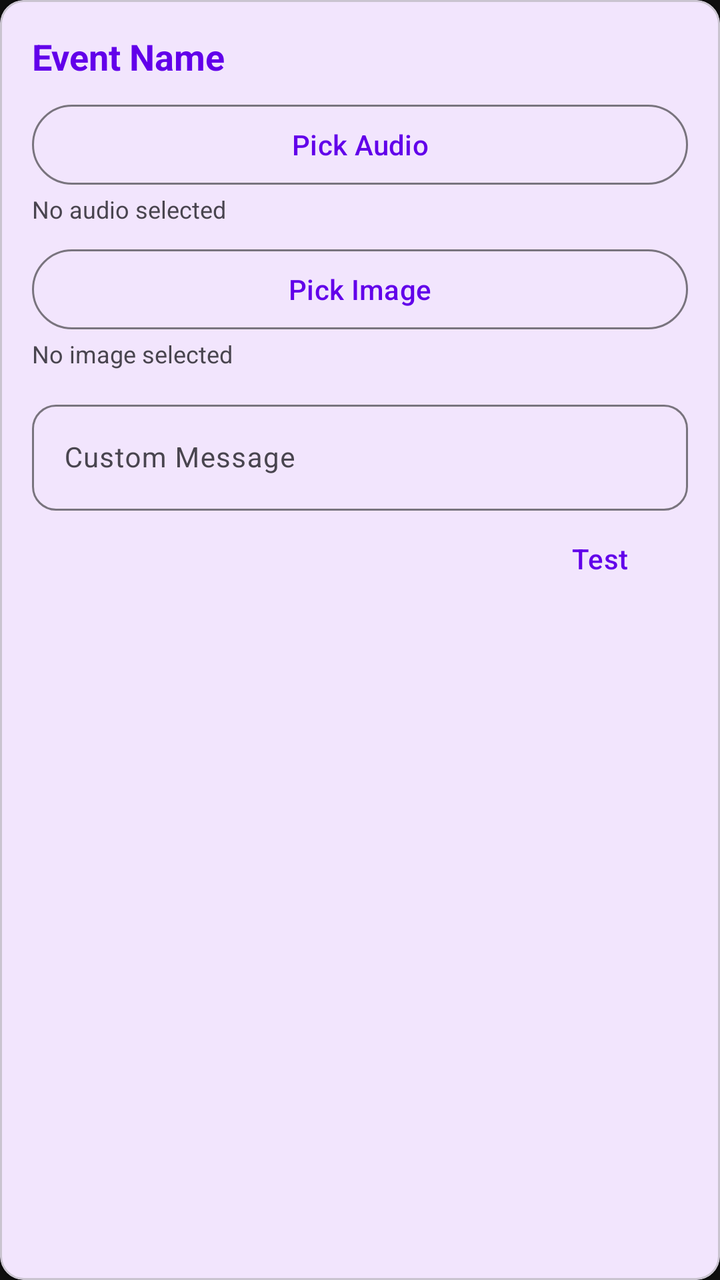
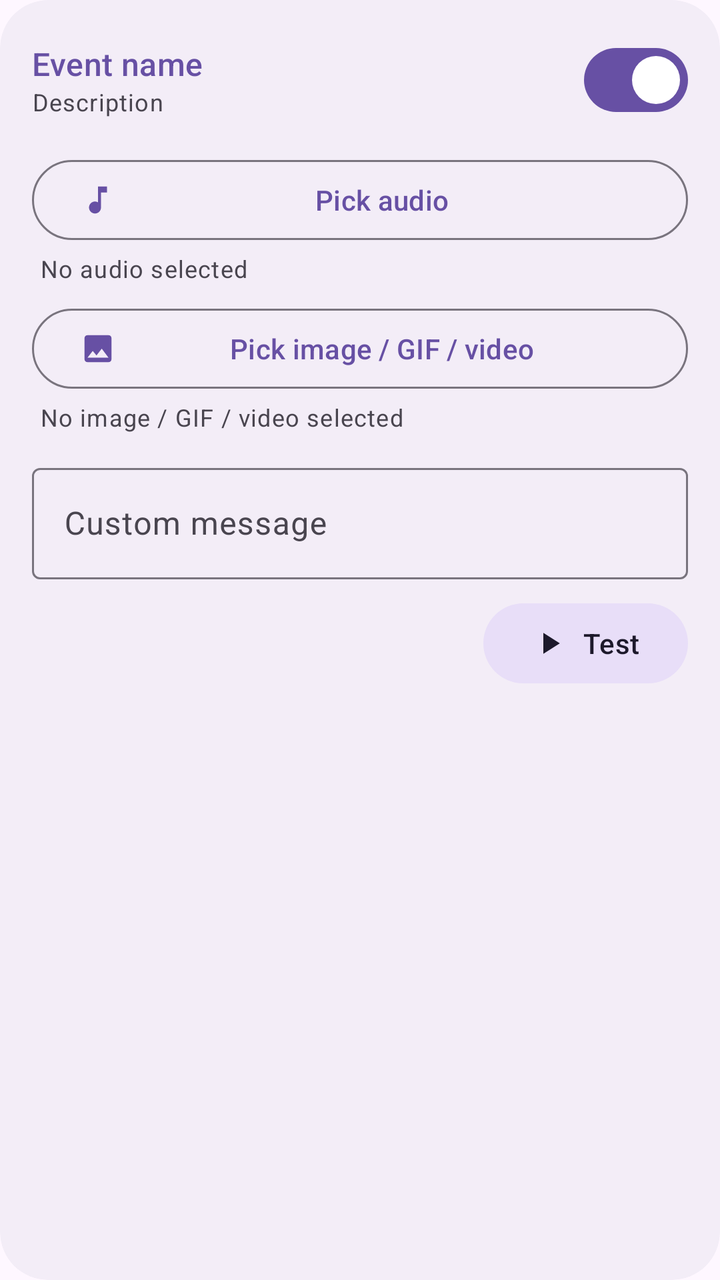

Compare the two renders of this Android layout. The source of the first and the diff that turns it into the second are given below.
<!-- AndroidManifest.xml: application theme Theme.BatteryChan -->
<!-- res/layout/item_event_settings.xml -->
<?xml version="1.0" encoding="utf-8"?>
<com.google.android.material.card.MaterialCardView xmlns:android="http://schemas.android.com/apk/res/android"
    xmlns:app="http://schemas.android.com/apk/res-auto"
    android:layout_width="match_parent"
    android:layout_height="wrap_content"
    android:layout_marginBottom="16dp"
    app:cardCornerRadius="12dp"
    app:cardElevation="2dp">

    <LinearLayout
        android:layout_width="match_parent"
        android:layout_height="wrap_content"
        android:orientation="vertical"
        android:padding="16dp">

        <TextView
            android:id="@+id/tv_event_title"
            android:layout_width="wrap_content"
            android:layout_height="wrap_content"
            android:text="Event Name"
            android:textColor="@color/oni_purple"
            android:textSize="18sp"
            android:textStyle="bold" />

        <LinearLayout
            android:layout_width="match_parent"
            android:layout_height="wrap_content"
            android:layout_marginTop="8dp"
            android:gravity="center_vertical"
            android:orientation="horizontal">

            <com.google.android.material.button.MaterialButton
                android:id="@+id/btn_pick_audio"
                style="@style/Widget.Material3.Button.OutlinedButton"
                android:layout_width="0dp"
                android:layout_height="wrap_content"
                android:layout_weight="1"
                android:text="Pick Audio" />

            <ImageButton
                android:id="@+id/btn_remove_audio"
                android:layout_width="48dp"
                android:layout_height="48dp"
                android:background="?attr/selectableItemBackgroundBorderless"
                android:src="@android:drawable/ic_menu_delete"
                android:visibility="gone" />
        </LinearLayout>

        <TextView
            android:id="@+id/tv_audio_name"
            android:layout_width="wrap_content"
            android:layout_height="wrap_content"
            android:text="No audio selected"
            android:textSize="12sp" />

        <LinearLayout
            android:layout_width="match_parent"
            android:layout_height="wrap_content"
            android:layout_marginTop="8dp"
            android:gravity="center_vertical"
            android:orientation="horizontal">

            <com.google.android.material.button.MaterialButton
                android:id="@+id/btn_pick_image"
                style="@style/Widget.Material3.Button.OutlinedButton"
                android:layout_width="0dp"
                android:layout_height="wrap_content"
                android:layout_weight="1"
                android:text="Pick Image" />

            <ImageButton
                android:id="@+id/btn_remove_image"
                android:layout_width="48dp"
                android:layout_height="48dp"
                android:background="?attr/selectableItemBackgroundBorderless"
                android:src="@android:drawable/ic_menu_delete"
                android:visibility="gone" />
        </LinearLayout>

        <TextView
            android:id="@+id/tv_image_name"
            android:layout_width="wrap_content"
            android:layout_height="wrap_content"
            android:text="No image selected"
            android:textSize="12sp" />

        <com.google.android.material.textfield.TextInputLayout
            style="@style/Widget.Material3.TextInputLayout.OutlinedBox"
            android:layout_width="match_parent"
            android:layout_height="wrap_content"
            android:layout_marginTop="12dp"
            android:hint="Custom Message"
            app:boxCornerRadiusBottomEnd="12dp"
            app:boxCornerRadiusBottomStart="12dp"
            app:boxCornerRadiusTopEnd="12dp"
            app:boxCornerRadiusTopStart="12dp">

            <com.google.android.material.textfield.TextInputEditText
                android:id="@+id/et_event_text"
                android:layout_width="match_parent"
                android:layout_height="wrap_content"
                android:inputType="textCapSentences"
                android:textSize="14sp" />
        </com.google.android.material.textfield.TextInputLayout>

        <ImageView
            android:id="@+id/iv_preview"
            android:layout_width="60dp"
            android:layout_height="60dp"
            android:layout_marginTop="8dp"
            android:scaleType="centerCrop"
            android:visibility="gone" />

        <com.google.android.material.button.MaterialButton
            android:id="@+id/btn_test_event"
            style="@style/Widget.Material3.Button.TextButton"
            android:layout_width="wrap_content"
            android:layout_height="wrap_content"
            android:layout_gravity="end"
            android:text="Test" />

    </LinearLayout>
</com.google.android.material.card.MaterialCardView>
<!-- resources referenced by this layout -->
<resources>
  <color name="oni_purple">#6200EA</color>
  <style name="Theme.BatteryChan" parent="Theme.Material3.DayNight.NoActionBar">
          
          <item name="colorPrimary">@color/oni_purple</item>
          <item name="colorOnPrimary">@color/white</item>
          
          <item name="colorSecondary">@color/oni_pink</item>
          <item name="colorOnSecondary">@color/white</item>
          <item name="android:windowBackground">@color/oni_bg</item>
          <item name="android:statusBarColor">@color/oni_bg</item>
          <item name="android:navigationBarColor">@color/oni_bg</item>
      </style>
  <color name="white">#FFFFFFFF</color>
  <color name="oni_pink">#FF80AB</color>
  <color name="oni_bg">#0F0F0F</color>
</resources>

<!-- the commit's change to res/layout/item_event_settings.xml (unified diff, before → after) -->
@@ -1,11 +1,12 @@
 <?xml version="1.0" encoding="utf-8"?>
 <com.google.android.material.card.MaterialCardView xmlns:android="http://schemas.android.com/apk/res/android"
     xmlns:app="http://schemas.android.com/apk/res-auto"
+    style="?attr/materialCardViewFilledStyle"
     android:layout_width="match_parent"
     android:layout_height="wrap_content"
-    android:layout_marginBottom="16dp"
-    app:cardCornerRadius="12dp"
-    app:cardElevation="2dp">
+    android:layout_marginBottom="12dp"
+    app:cardBackgroundColor="?attr/colorSurfaceContainer"
+    app:cardCornerRadius="24dp">
 
     <LinearLayout
         android:layout_width="match_parent"
@@ -13,19 +14,48 @@
         android:orientation="vertical"
         android:padding="16dp">
 
-        <TextView
-            android:id="@+id/tv_event_title"
-            android:layout_width="wrap_content"
-            android:layout_height="wrap_content"
-            android:text="Event Name"
-            android:textColor="@color/oni_purple"
-            android:textSize="18sp"
-            android:textStyle="bold" />
-
-        <LinearLayout
-            android:layout_width="match_parent"
-            android:layout_height="wrap_content"
-            android:layout_marginTop="8dp"
+        
+        <LinearLayout
+            android:layout_width="match_parent"
+            android:layout_height="wrap_content"
+            android:gravity="center_vertical"
+            android:orientation="horizontal">
+
+            <LinearLayout
+                android:layout_width="0dp"
+                android:layout_height="wrap_content"
+                android:layout_weight="1"
+                android:orientation="vertical">
+
+                <TextView
+                    android:id="@+id/tv_event_title"
+                    android:layout_width="wrap_content"
+                    android:layout_height="wrap_content"
+                    android:text="Event name"
+                    android:textAppearance="?attr/textAppearanceTitleMedium"
+                    android:textColor="?attr/colorPrimary" />
+
+                <TextView
+                    android:id="@+id/tv_event_subtitle"
+                    android:layout_width="wrap_content"
+                    android:layout_height="wrap_content"
+                    android:text="Description"
+                    android:textAppearance="?attr/textAppearanceBodySmall"
+                    android:textColor="?attr/colorOnSurfaceVariant" />
+            </LinearLayout>
+
+            <com.google.android.material.materialswitch.MaterialSwitch
+                android:id="@+id/sw_enabled"
+                android:layout_width="wrap_content"
+                android:layout_height="wrap_content"
+                android:checked="true" />
+        </LinearLayout>
+
+        
+        <LinearLayout
+            android:layout_width="match_parent"
+            android:layout_height="wrap_content"
+            android:layout_marginTop="12dp"
             android:gravity="center_vertical"
             android:orientation="horizontal">
 
@@ -35,24 +65,31 @@
                 android:layout_width="0dp"
                 android:layout_height="wrap_content"
                 android:layout_weight="1"
-                android:text="Pick Audio" />
+                android:text="Pick audio"
+                app:icon="@drawable/ic_music_note" />
 
             <ImageButton
                 android:id="@+id/btn_remove_audio"
                 android:layout_width="48dp"
                 android:layout_height="48dp"
                 android:background="?attr/selectableItemBackgroundBorderless"
-                android:src="@android:drawable/ic_menu_delete"
-                android:visibility="gone" />
+                android:contentDescription="Remove audio"
+                android:src="@drawable/ic_delete"
+                android:visibility="gone"
+                app:tint="?attr/colorOnSurfaceVariant" />
         </LinearLayout>
 
         <TextView
             android:id="@+id/tv_audio_name"
             android:layout_width="wrap_content"
             android:layout_height="wrap_content"
+            android:layout_marginStart="4dp"
+            android:layout_marginTop="2dp"
             android:text="No audio selected"
-            android:textSize="12sp" />
-
+            android:textAppearance="?attr/textAppearanceBodySmall"
+            android:textColor="?attr/colorOnSurfaceVariant" />
+
+        
         <LinearLayout
             android:layout_width="match_parent"
             android:layout_height="wrap_content"
@@ -66,58 +103,151 @@
                 android:layout_width="0dp"
                 android:layout_height="wrap_content"
                 android:layout_weight="1"
-                android:text="Pick Image" />
+                android:text="Pick image / GIF / video"
+                app:icon="@drawable/ic_image" />
 
             <ImageButton
                 android:id="@+id/btn_remove_image"
                 android:layout_width="48dp"
                 android:layout_height="48dp"
                 android:background="?attr/selectableItemBackgroundBorderless"
-                android:src="@android:drawable/ic_menu_delete"
-                android:visibility="gone" />
+                android:contentDescription="Remove media"
+                android:src="@drawable/ic_delete"
+                android:visibility="gone"
+                app:tint="?attr/colorOnSurfaceVariant" />
         </LinearLayout>
 
         <TextView
             android:id="@+id/tv_image_name"
             android:layout_width="wrap_content"
             android:layout_height="wrap_content"
-            android:text="No image selected"
-            android:textSize="12sp" />
+            android:layout_marginStart="4dp"
+            android:layout_marginTop="2dp"
+            android:text="No image / GIF / video selected"
+            android:textAppearance="?attr/textAppearanceBodySmall"
+            android:textColor="?attr/colorOnSurfaceVariant" />
+
+        <ImageView
+            android:id="@+id/iv_preview"
+            android:layout_width="90dp"
+            android:layout_height="160dp"
+            android:layout_marginTop="8dp"
+            android:contentDescription="Media preview"
+            android:scaleType="centerCrop"
+            android:visibility="gone" />
+
+        
+        <LinearLayout
+            android:id="@+id/ll_scale"
+            android:layout_width="match_parent"
+            android:layout_height="wrap_content"
+            android:layout_marginTop="12dp"
+            android:orientation="vertical"
+            android:visibility="gone">
+
+            <TextView
+                android:layout_width="wrap_content"
+                android:layout_height="wrap_content"
+                android:text="Picture fit"
+                android:textAppearance="?attr/textAppearanceTitleSmall" />
+
+            <com.google.android.material.button.MaterialButtonToggleGroup
+                android:id="@+id/toggle_scale"
+                android:layout_width="match_parent"
+                android:layout_height="wrap_content"
+                android:layout_marginTop="8dp"
+                app:selectionRequired="true"
+                app:singleSelection="true">
+
+                <Button
+                    android:id="@+id/btn_scale_fill"
+                    style="?attr/materialButtonOutlinedStyle"
+                    android:layout_width="0dp"
+                    android:layout_height="wrap_content"
+                    android:layout_weight="1"
+                    android:paddingHorizontal="4dp"
+                    android:text="Fill" />
+
+                <Button
+                    android:id="@+id/btn_scale_stretch"
+                    style="?attr/materialButtonOutlinedStyle"
+                    android:layout_width="0dp"
+                    android:layout_height="wrap_content"
+                    android:layout_weight="1"
+                    android:paddingHorizontal="4dp"
+                    android:text="Stretch" />
+
+                <Button
+                    android:id="@+id/btn_scale_fit"
+                    style="?attr/materialButtonOutlinedStyle"
+                    android:layout_width="0dp"
+                    android:layout_height="wrap_content"
+                    android:layout_weight="1"
+                    android:paddingHorizontal="4dp"
+                    android:text="Fit" />
+            </com.google.android.material.button.MaterialButtonToggleGroup>
+
+            <TextView
+                android:layout_width="match_parent"
+                android:layout_height="wrap_content"
+                android:layout_marginTop="4dp"
+                android:text="Fill crops the edges, Stretch squeezes the picture to the screen, Fit shows all of it on black."
+                android:textAppearance="?attr/textAppearanceBodySmall"
+                android:textColor="?attr/colorOnSurfaceVariant" />
+        </LinearLayout>
 
         <com.google.android.material.textfield.TextInputLayout
             style="@style/Widget.Material3.TextInputLayout.OutlinedBox"
             android:layout_width="match_parent"
             android:layout_height="wrap_content"
             android:layout_marginTop="12dp"
-            android:hint="Custom Message"
-            app:boxCornerRadiusBottomEnd="12dp"
-            app:boxCornerRadiusBottomStart="12dp"
-            app:boxCornerRadiusTopEnd="12dp"
-            app:boxCornerRadiusTopStart="12dp">
+            android:hint="Custom message">
 
             <com.google.android.material.textfield.TextInputEditText
                 android:id="@+id/et_event_text"
                 android:layout_width="match_parent"
                 android:layout_height="wrap_content"
-                android:inputType="textCapSentences"
-                android:textSize="14sp" />
+                android:inputType="textCapSentences" />
         </com.google.android.material.textfield.TextInputLayout>
 
-        <ImageView
-            android:id="@+id/iv_preview"
-            android:layout_width="60dp"
-            android:layout_height="60dp"
+        
+        <LinearLayout
+            android:layout_width="match_parent"
+            android:layout_height="wrap_content"
             android:layout_marginTop="8dp"
-            android:scaleType="centerCrop"
-            android:visibility="gone" />
-
-        <com.google.android.material.button.MaterialButton
-            android:id="@+id/btn_test_event"
-            style="@style/Widget.Material3.Button.TextButton"
-            android:layout_width="wrap_content"
-            android:layout_height="wrap_content"
-            android:layout_gravity="end"
-            android:text="Test" />
-
+            android:gravity="center_vertical"
+            android:orientation="horizontal">
+
+            <com.google.android.material.button.MaterialButton
+                android:id="@+id/btn_edit"
+                style="@style/Widget.Material3.Button.TextButton"
+                android:layout_width="wrap_content"
+                android:layout_height="wrap_content"
+                android:text="Edit"
+                android:visibility="gone"
+                app:icon="@drawable/ic_edit" />
+
+            <com.google.android.material.button.MaterialButton
+                android:id="@+id/btn_delete"
+                style="@style/Widget.Material3.Button.TextButton"
+                android:layout_width="wrap_content"
+                android:layout_height="wrap_content"
+                android:text="Delete"
+                android:visibility="gone"
+                app:icon="@drawable/ic_delete" />
+
+            <View
+                android:layout_width="0dp"
+                android:layout_height="0dp"
+                android:layout_weight="1" />
+
+            <com.google.android.material.button.MaterialButton
+                android:id="@+id/btn_test"
+                style="@style/Widget.Material3.Button.TonalButton"
+                android:layout_width="wrap_content"
+                android:layout_height="wrap_content"
+                android:text="Test"
+                app:icon="@drawable/ic_play_arrow" />
+        </LinearLayout>
     </LinearLayout>
 </com.google.android.material.card.MaterialCardView>
<!-- resource entries referenced after the edit -->
@@ -1,19 +1,120 @@
 <!-- resources referenced by this layout -->
 <resources>
-  <color name="oni_purple">#6200EA</color>
+  <!-- drawable ic_delete (drawable) -->
+  <vector xmlns:android="http://schemas.android.com/apk/res/android"
+      android:width="24dp"
+      android:height="24dp"
+      android:tint="?attr/colorControlNormal"
+      android:viewportWidth="24"
+      android:viewportHeight="24">
+      <path
+          android:fillColor="@android:color/white"
+          android:pathData="M6,19c0,1.1 0.9,2 2,2h8c1.1,0 2,-0.9 2,-2V7H6v12zM19,4h-3.5l-1,-1h-5l-1,1H5v2h14V4z" />
+  </vector>
+  <!-- drawable ic_edit (drawable) -->
+  <vector xmlns:android="http://schemas.android.com/apk/res/android"
+      android:width="24dp"
+      android:height="24dp"
+      android:tint="?attr/colorControlNormal"
+      android:viewportWidth="24"
+      android:viewportHeight="24">
+      <path
+          android:fillColor="@android:color/white"
+          android:pathData="M3,17.25V21h3.75L17.81,9.94l-3.75,-3.75L3,17.25zM20.71,7.04c0.39,-0.39 0.39,-1.02 0,-1.41l-2.34,-2.34c-0.39,-0.39 -1.02,-0.39 -1.41,0l-1.83,1.83 3.75,3.75 1.83,-1.83z" />
+  </vector>
+  <!-- drawable ic_image (drawable) -->
+  <vector xmlns:android="http://schemas.android.com/apk/res/android"
+      android:width="24dp"
+      android:height="24dp"
+      android:tint="?attr/colorControlNormal"
+      android:viewportWidth="24"
+      android:viewportHeight="24">
+      <path
+          android:fillColor="@android:color/white"
+          android:pathData="M21,19V5c0,-1.1 -0.9,-2 -2,-2H5c-1.1,0 -2,0.9 -2,2v14c0,1.1 0.9,2 2,2h14c1.1,0 2,-0.9 2,-2zM8.5,13.5l2.5,3.01L14.5,12l4.5,6H5l3.5,-4.5z" />
+  </vector>
+  <!-- drawable ic_music_note (drawable) -->
+  <vector xmlns:android="http://schemas.android.com/apk/res/android"
+      android:width="24dp"
+      android:height="24dp"
+      android:tint="?attr/colorControlNormal"
+      android:viewportWidth="24"
+      android:viewportHeight="24">
+      <path
+          android:fillColor="@android:color/white"
+          android:pathData="M12,3v10.55c-0.59,-0.34 -1.27,-0.55 -2,-0.55 -2.21,0 -4,1.79 -4,4s1.79,4 4,4 4,-1.79 4,-4V7h4V3h-6z" />
+  </vector>
+  <!-- drawable ic_play_arrow (drawable) -->
+  <vector xmlns:android="http://schemas.android.com/apk/res/android"
+      android:width="24dp"
+      android:height="24dp"
+      android:tint="?attr/colorControlNormal"
+      android:viewportWidth="24"
+      android:viewportHeight="24">
+      <path
+          android:fillColor="@android:color/white"
+          android:pathData="M8,5v14l11,-7z" />
+  </vector>
   <style name="Theme.BatteryChan" parent="Theme.Material3.DayNight.NoActionBar">
-          
-          <item name="colorPrimary">@color/oni_purple</item>
-          <item name="colorOnPrimary">@color/white</item>
-          
-          <item name="colorSecondary">@color/oni_pink</item>
-          <item name="colorOnSecondary">@color/white</item>
-          <item name="android:windowBackground">@color/oni_bg</item>
-          <item name="android:statusBarColor">@color/oni_bg</item>
-          <item name="android:navigationBarColor">@color/oni_bg</item>
+          <item name="colorPrimary">@color/m3_light_primary</item>
+          <item name="colorOnPrimary">@color/m3_light_on_primary</item>
+          <item name="colorPrimaryContainer">@color/m3_light_primary_container</item>
+          <item name="colorOnPrimaryContainer">@color/m3_light_on_primary_container</item>
+          <item name="colorSecondary">@color/m3_light_secondary</item>
+          <item name="colorOnSecondary">@color/m3_light_on_secondary</item>
+          <item name="colorSecondaryContainer">@color/m3_light_secondary_container</item>
+          <item name="colorOnSecondaryContainer">@color/m3_light_on_secondary_container</item>
+          <item name="colorTertiary">@color/m3_light_tertiary</item>
+          <item name="colorOnTertiary">@color/m3_light_on_tertiary</item>
+          <item name="colorTertiaryContainer">@color/m3_light_tertiary_container</item>
+          <item name="colorOnTertiaryContainer">@color/m3_light_on_tertiary_container</item>
+          <item name="colorError">@color/m3_light_error</item>
+          <item name="colorOnError">@color/m3_light_on_error</item>
+          <item name="colorErrorContainer">@color/m3_light_error_container</item>
+          <item name="colorOnErrorContainer">@color/m3_light_on_error_container</item>
+          <item name="colorSurface">@color/m3_light_surface</item>
+          <item name="colorOnSurface">@color/m3_light_on_surface</item>
+          <item name="colorSurfaceVariant">@color/m3_light_surface_variant</item>
+          <item name="colorOnSurfaceVariant">@color/m3_light_on_surface_variant</item>
+          <item name="colorOutline">@color/m3_light_outline</item>
+          <item name="colorOutlineVariant">@color/m3_light_outline_variant</item>
+          <item name="colorSurfaceContainerLowest">@color/m3_light_surface_container_lowest</item>
+          <item name="colorSurfaceContainerLow">@color/m3_light_surface_container_low</item>
+          <item name="colorSurfaceContainer">@color/m3_light_surface_container</item>
+          <item name="colorSurfaceContainerHigh">@color/m3_light_surface_container_high</item>
+          <item name="colorSurfaceContainerHighest">@color/m3_light_surface_container_highest</item>
+          <item name="android:colorBackground">@color/m3_light_surface</item>
+          <item name="colorOnBackground">@color/m3_light_on_surface</item>
+          <item name="android:windowBackground">?attr/colorSurface</item>
+          <item name="android:statusBarColor">@android:color/transparent</item>
+          <item name="android:navigationBarColor">@android:color/transparent</item>
       </style>
-  <color name="white">#FFFFFFFF</color>
-  <color name="oni_pink">#FF80AB</color>
-  <color name="oni_bg">#0F0F0F</color>
+  <color name="m3_light_primary">#6750A4</color>
+  <color name="m3_light_on_primary">#FFFFFF</color>
+  <color name="m3_light_primary_container">#EADDFF</color>
+  <color name="m3_light_on_primary_container">#21005D</color>
+  <color name="m3_light_secondary">#625B71</color>
+  <color name="m3_light_on_secondary">#FFFFFF</color>
+  <color name="m3_light_secondary_container">#E8DEF8</color>
+  <color name="m3_light_on_secondary_container">#1D192B</color>
+  <color name="m3_light_tertiary">#7D5260</color>
+  <color name="m3_light_on_tertiary">#FFFFFF</color>
+  <color name="m3_light_tertiary_container">#FFD8E4</color>
+  <color name="m3_light_on_tertiary_container">#31111D</color>
+  <color name="m3_light_error">#B3261E</color>
+  <color name="m3_light_on_error">#FFFFFF</color>
+  <color name="m3_light_error_container">#F9DEDC</color>
+  <color name="m3_light_on_error_container">#410E0B</color>
+  <color name="m3_light_surface">#FEF7FF</color>
+  <color name="m3_light_on_surface">#1D1B20</color>
+  <color name="m3_light_surface_variant">#E7E0EC</color>
+  <color name="m3_light_on_surface_variant">#49454F</color>
+  <color name="m3_light_outline">#79747E</color>
+  <color name="m3_light_outline_variant">#CAC4D0</color>
+  <color name="m3_light_surface_container_lowest">#FFFFFF</color>
+  <color name="m3_light_surface_container_low">#F7F2FA</color>
+  <color name="m3_light_surface_container">#F3EDF7</color>
+  <color name="m3_light_surface_container_high">#ECE6F0</color>
+  <color name="m3_light_surface_container_highest">#E6E0E9</color>
 </resources>
 
